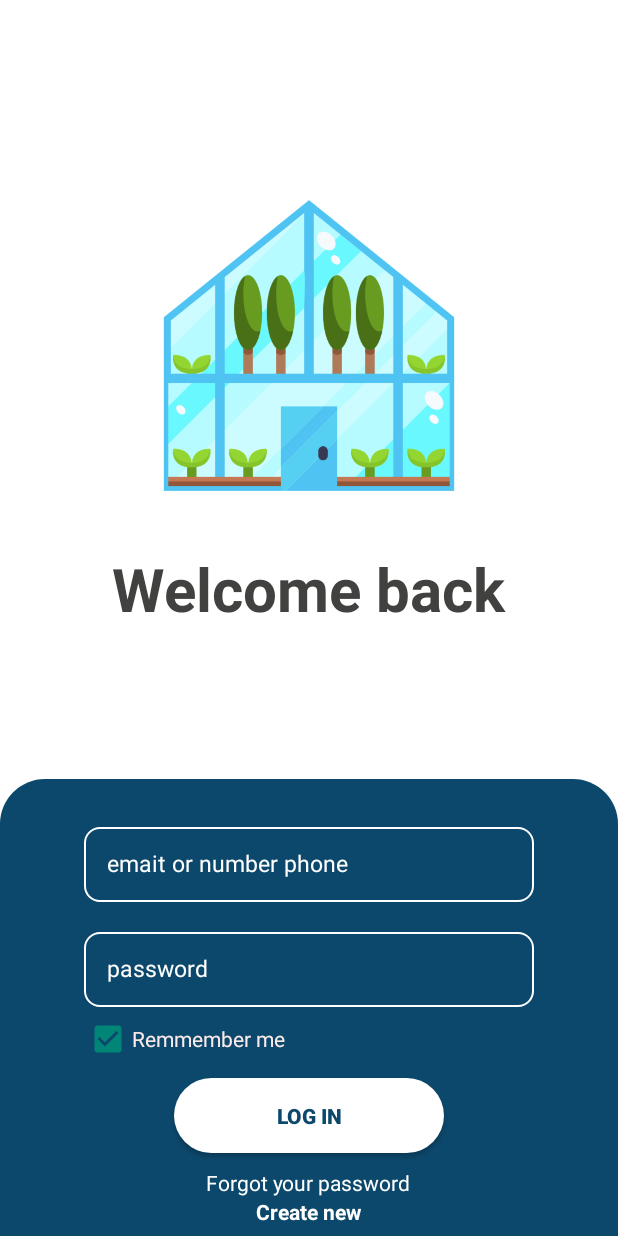
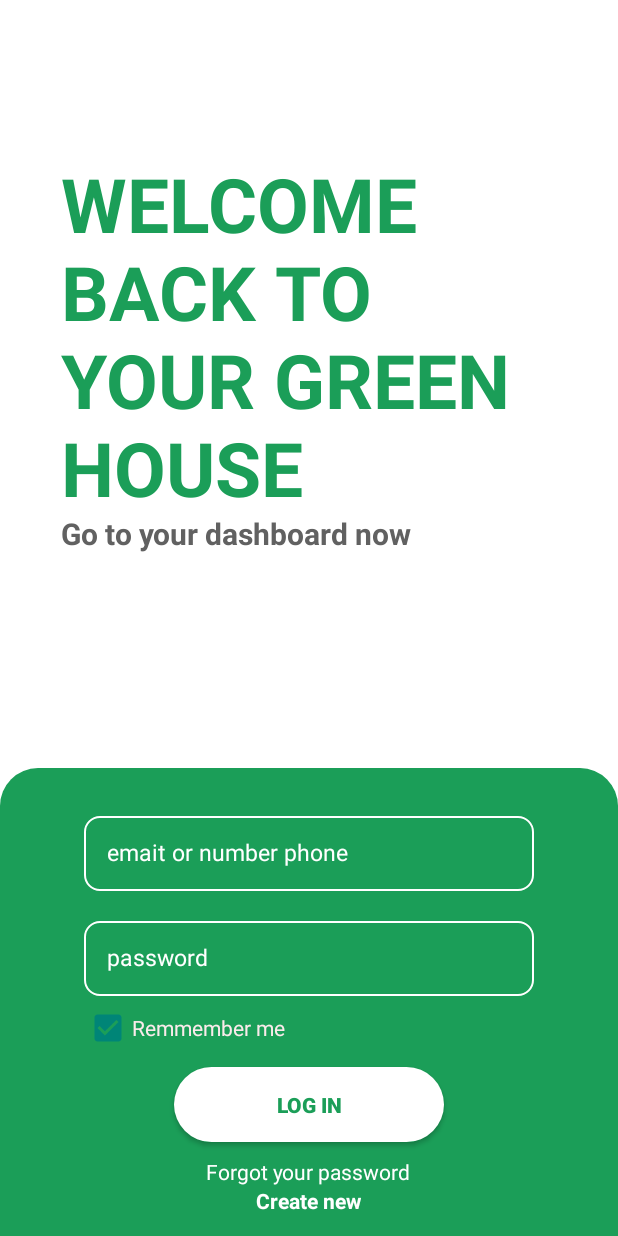
Before and after one commit to yahiabenotmanee/My-green-house, an Android app: the screen it shows after launch (Login_activity), on a phone screen of 412 x 824 dp. Run offline under Robolectric (Android 15) with nearby library versions, the phone set to English and light mode, and no system bars.

Commit message:
v6 Color login update

```diff
--- a/app/src/main/res/drawable/bachground_button_green.xml
+++ b/app/src/main/res/drawable/bachground_button_green.xml
@@ -3,7 +3,7 @@
     <item >
         <shape android:shape="rectangle">
             <corners  android:radius="25dp"/>
-            <solid android:color="#8cb349"></solid>
+            <solid android:color="#1b9e58"></solid>
         </shape>
     </item>
 </selector>
--- a/app/src/main/res/layout/activity_login.xml
+++ b/app/src/main/res/layout/activity_login.xml
@@ -23,27 +23,30 @@
             android:layout_marginLeft="150dp"
             />
 
-        <ImageView
-            android:id="@+id/imageView"
-            android:layout_width="200dp"
-            android:layout_height="270dp"
-            android:src="@drawable/greenhouse"
+        <TextView
+            android:layout_width="330dp"
+            android:layout_height="240dp"
+            android:text="WELCOME BACK TO YOUR GREEN HOUSE"
+            android:textSize="50dp"
+            android:textStyle="bold"
+            android:textColor="@color/green"
             android:layout_marginTop="50dp" />
+
         <TextView
-            android:id="@+id/tx_f"
-            android:layout_width="wrap_content"
-            android:layout_height="wrap_content"
-            android:text="Welcome back"
-            android:textColor="@color/Black2"
-            android:textSize="40dp"
-            android:textStyle="bold"/>
+            android:layout_width="330dp"
+            android:layout_height="70dp"
+            android:text="Go to your dashboard now "
+            android:textSize="20dp"
+            android:textStyle="bold"
+            android:textColor="@color/text_color_description"/>
+
 
         <LinearLayout
             android:layout_width="match_parent"
             android:layout_height="350dp"
             android:orientation="vertical"
             android:gravity="center"
-            android:background="@drawable/btn_pink"
+            android:background="@drawable/bachground_button_green"
             android:layout_marginTop="100dp">
 
             <EditText
@@ -93,7 +96,7 @@
                 android:layout_height="50dp"
                 android:background="@drawable/btn_white"
                 android:text="Log in"
-                android:textColor="@color/p4"
+                android:textColor="@color/green"
                 android:textStyle="bold"
                 android:layout_marginBottom="10dp"/>
 
```
